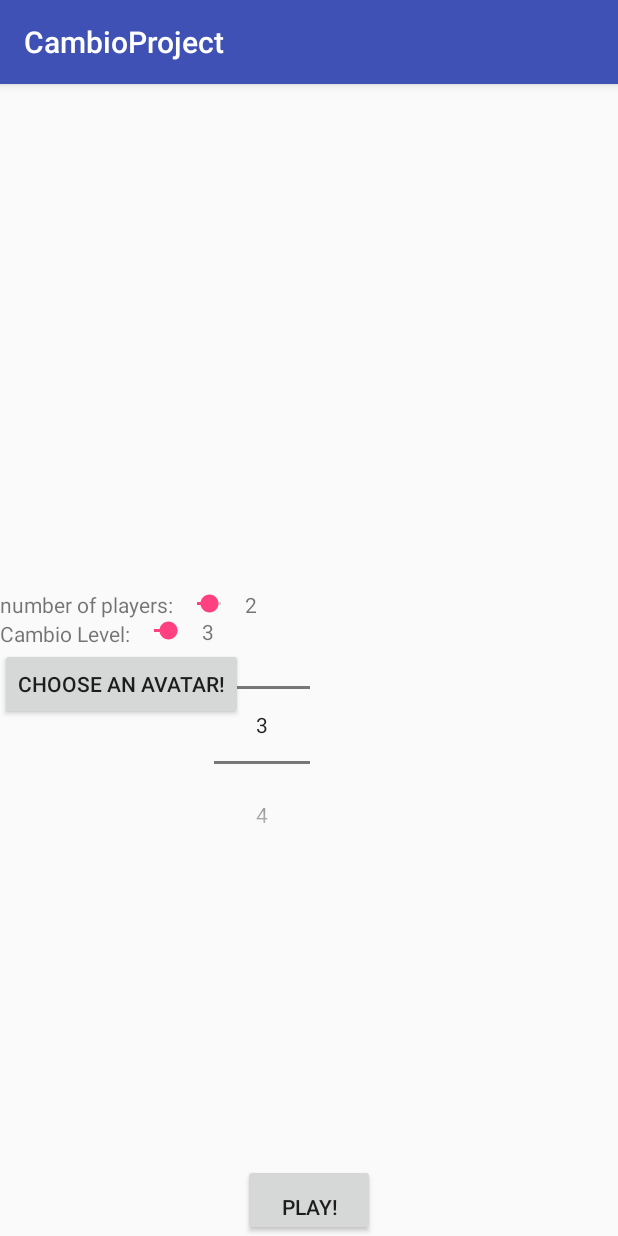
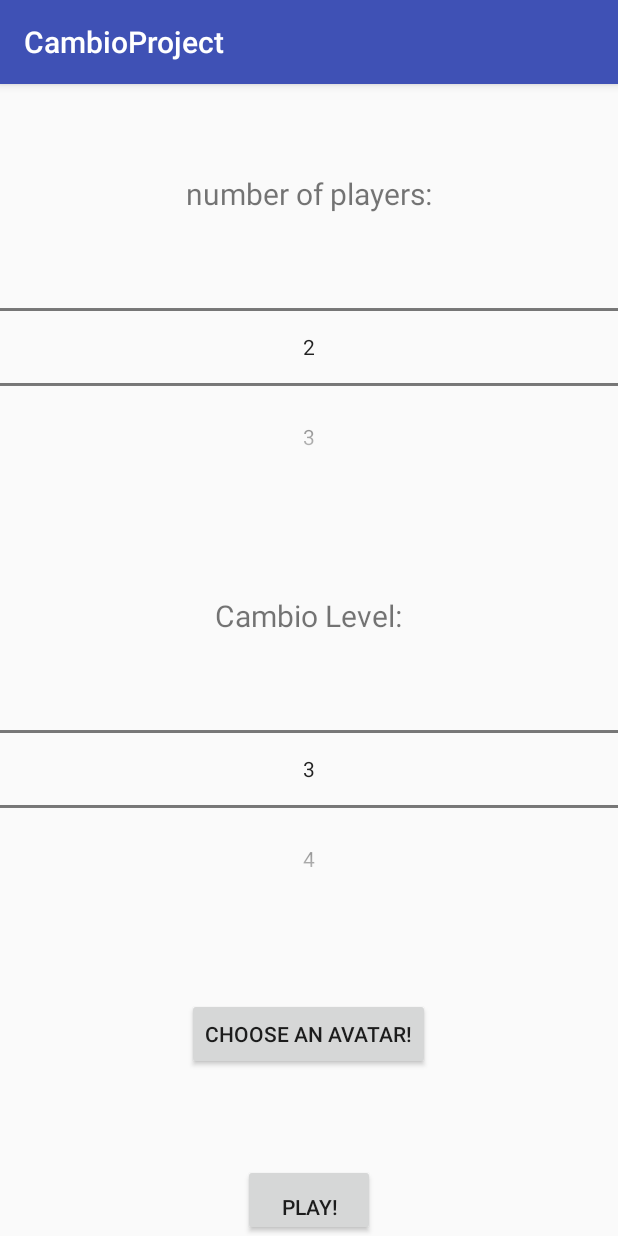
Before and after one commit to newZarbuv/Cambio, an Android app: the screen it shows after launch (gameSettings), after a tap on "PLAY!", on a phone screen of 412 x 824 dp. Run offline under Robolectric (Android 15) with nearby library versions, the phone set to English and light mode, and no system bars.

Commit message:
fixing settins screen

```diff
--- a/app/src/main/java/com/example/a12/cambioproject/gameSettings.java
+++ b/app/src/main/java/com/example/a12/cambioproject/gameSettings.java
@@ -10,10 +10,7 @@ import java.security.PrivateKey;
 
 public class gameSettings extends AppCompatActivity {
 
-    private SeekBar seekPlayers;
-    private SeekBar seekLevel;
-    private TextView txtPlayers;
-    private TextView txtLevel;
+
     private static int LEVEL_MIN_VALUE=3;
     private static int LEVEL_MAX_VALUE=5;
     private static int PLAYERS_MIN_VALUE=2;
@@ -23,73 +20,23 @@ public class gameSettings extends AppCompatActivity {
     protected void onCreate(Bundle savedInstanceState) {
         super.onCreate(savedInstanceState);
         setContentView(R.layout.activity_game_settings);
-        NumberPicker num=(NumberPicker)findViewById(R.id.numPicLevel);
-        num.setMinValue(3);
-        num.setMaxValue(5);
-        initializeVariables();
-        txtPlayers.setText(Integer.toString(seekPlayers.getProgress()));
-        txtLevel.setText(Integer.toString(seekLevel.getProgress()));
-         seekLevel.setOnSeekBarChangeListener(new SeekBar.OnSeekBarChangeListener() {
-               int progress = 3;
+        //initializing cambio level number picker
+        NumberPicker nLevel=(NumberPicker)findViewById(R.id.numPicLevel);
+        nLevel.setMinValue(LEVEL_MIN_VALUE);
+        nLevel.setMaxValue(LEVEL_MAX_VALUE);
+        //initializing number of players number picker
+        NumberPicker nPlayers=(NumberPicker)findViewById(R.id.numPicPlayers);
+        nPlayers.setMinValue(PLAYERS_MIN_VALUE);
+        nPlayers.setMaxValue(PLAYERS_MAX_VALUE);
 
 
-               @Override
-               public void onProgressChanged(SeekBar seekBar, int i, boolean b) {
-                   if(i<=LEVEL_MIN_VALUE){
-                       progress=LEVEL_MIN_VALUE;
-                   }
-                   else {
-                       progress = i;
-                   }
-               }
-
-
-             @Override
-             public void onStartTrackingTouch(SeekBar seekBar) {
-
-             }
-
-            @Override
-             public void onStopTrackingTouch(SeekBar seekBar) {
-                 txtLevel.setText(Integer.toString(seekLevel.getProgress()));
-              }
-           });
     }
 
 
 
 
 
-      //  seekPlayers.setOnSeekBarChangeListener(new SeekBar.OnSeekBarChangeListener() {
-     //       int progress = 0;
 
 
-      //      @Override
-     //       public void onProgressChanged(SeekBar seekBar, int i, boolean b) {
-      //          progress=i;
 
-      //      }
-
-      //      @Override
-      //      public void onStartTrackingTouch(SeekBar seekBar) {
-
-       //     }
-
-       //     @Override
-       //     public void onStopTrackingTouch(SeekBar seekBar) {
-       //         txtPlayers.setText(seekLevel.getProgress());
-     //       }
-      //  });
-  //  }
-
-
-    private void initializeVariables(){
-        seekPlayers=(SeekBar)findViewById(R.id.seekNum);
-        seekLevel=(SeekBar)findViewById(R.id.seekLevel);
-        txtLevel=(TextView)findViewById(R.id.txtShowLevel);
-        txtPlayers=(TextView)findViewById(R.id.txtShowNum);
-        seekPlayers.setMax(PLAYERS_MAX_VALUE);
-        seekLevel.setMax(LEVEL_MAX_VALUE);
-
-    }
 }
--- a/app/src/main/res/layout/activity_game_settings.xml
+++ b/app/src/main/res/layout/activity_game_settings.xml
@@ -6,68 +6,74 @@
     android:orientation="vertical"
     android:baselineAligned="false">
 <RelativeLayout
-
     android:id="@+id/settingsLayout1"
-    android:layout_width="fill_parent"
+    android:layout_width="wrap_content"
     android:layout_height="wrap_content"
-    android:gravity="bottom"
-    android:layout_weight="1"
-    >
+    android:gravity="bottom|center_horizontal"
+    android:layout_weight="1">
     <TextView
         android:layout_width="wrap_content"
         android:layout_height="wrap_content"
         android:id="@+id/txtNum"
-        android:text="@string/txtNumOf"/>
-    <SeekBar
-        android:layout_width="wrap_content"
+        android:textSize="20dp"
+        android:text="@string/txtNumOf"
+        android:layout_centerHorizontal="true"
+        android:includeFontPadding="false"/>
+    <NumberPicker
+        android:layout_width="fill_parent"
         android:layout_height="wrap_content"
-        android:layout_toRightOf="@id/txtNum"
-        android:id="@+id/seekNum"
-        android:progress="2"
-
-        />
+        android:layout_below="@id/txtNum"
+        android:layout_centerHorizontal="true"
+        android:id="@+id/numPicPlayers"
+        ></NumberPicker>
+    </RelativeLayout>
+<RelativeLayout
+    android:layout_width="wrap_content"
+    android:layout_height="wrap_content"
+    android:gravity="bottom|center_horizontal"
+    android:layout_weight="1"
+    android:id="@+id/settingsLayout3">
     <TextView
         android:layout_width="wrap_content"
         android:layout_height="wrap_content"
-        android:id="@+id/txtShowNum"
-        android:layout_toRightOf="@id/seekNum"/>
-    <TextView
-        android:layout_width="wrap_content"
+        android:paddingTop="@dimen/fab_margin"
+        android:layout_centerHorizontal="true"
+        android:id="@+id/txtLevel"
+        android:textSize="20dp"
+        android:includeFontPadding="false"
+        android:text="@string/txtCambioLevel"/>
+
+    <NumberPicker
+        android:layout_width="fill_parent"
         android:layout_height="wrap_content"
-        android:layout_below="@id/txtNum"
-        android:id="@+id/txtLevel"
-        android:text="@string/txtCambioLevel"/>
-    <SeekBar
-        android:layout_width="wrap_content"
-        android:layout_height="wrap_content"
-        android:layout_toRightOf="@id/txtLevel"
-        android:layout_below="@id/seekNum"
-        android:id="@+id/seekLevel"
-        android:progress="3"
+        android:id="@+id/numPicLevel"
 
-        />
-    <TextView
-        android:layout_width="wrap_content"
-        android:layout_height="wrap_content"
-        android:layout_toRightOf="@id/seekLevel"
-        android:layout_below="@id/seekNum"
-        android:id="@+id/txtShowLevel"/>
-    <NumberPicker
-        android:layout_width="wrap_content"
-        android:layout_height="wrap_content"
-        android:layout_toRightOf="@id/txtShowLevel"
-        android:id="@+id/numPicLevel"></NumberPicker>
+        android:layout_below="@id/txtLevel"
+        android:layout_centerHorizontal="true"
+       >
+       </NumberPicker>
+</RelativeLayout>
+
+
+<RelativeLayout
+    android:layout_width="fill_parent"
+    android:layout_height="wrap_content"
+    android:id="@+id/settingsLayout4"
+    android:gravity="bottom|center_horizontal"
+    android:layout_weight="1">
     <Button
         android:layout_width="wrap_content"
         android:layout_height="wrap_content"
-        android:layout_below="@id/txtLevel"
         android:id="@+id/btnAvatar"
+        android:gravity="center"
         android:text="@string/txtAvatar"/>
+</RelativeLayout>
 
 
-</RelativeLayout>
+
+
     <RelativeLayout xmlns:android="http://schemas.android.com/apk/res/android"
-        android:layout_weight="0.6"
+        android:layout_weight="1"
         android:id="@+id/settingsLayout2"
         android:layout_height="wrap_content"
         android:layout_width="fill_parent"
```
